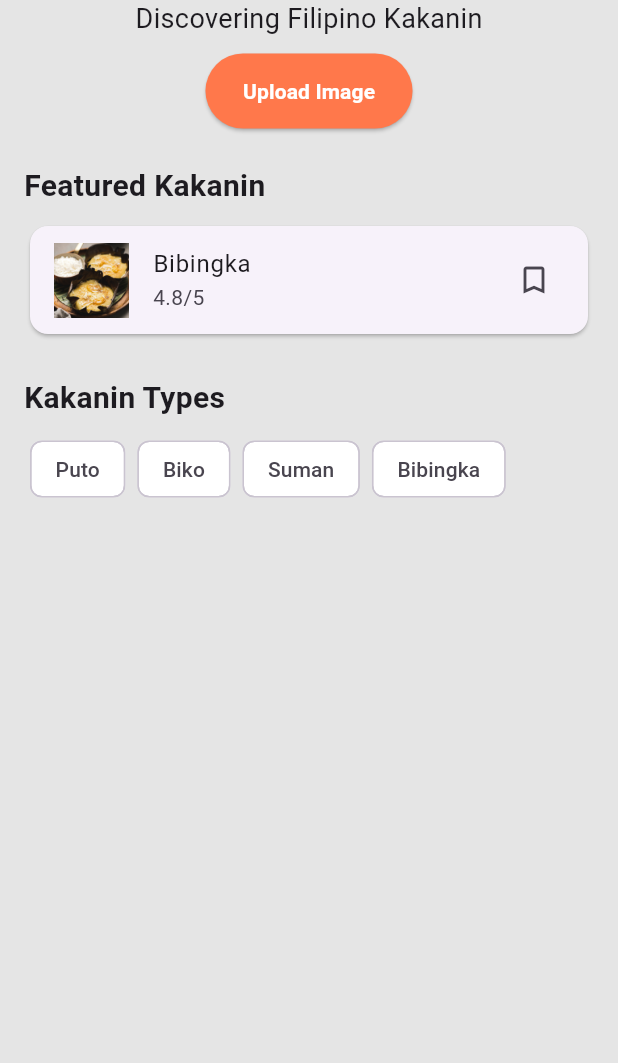
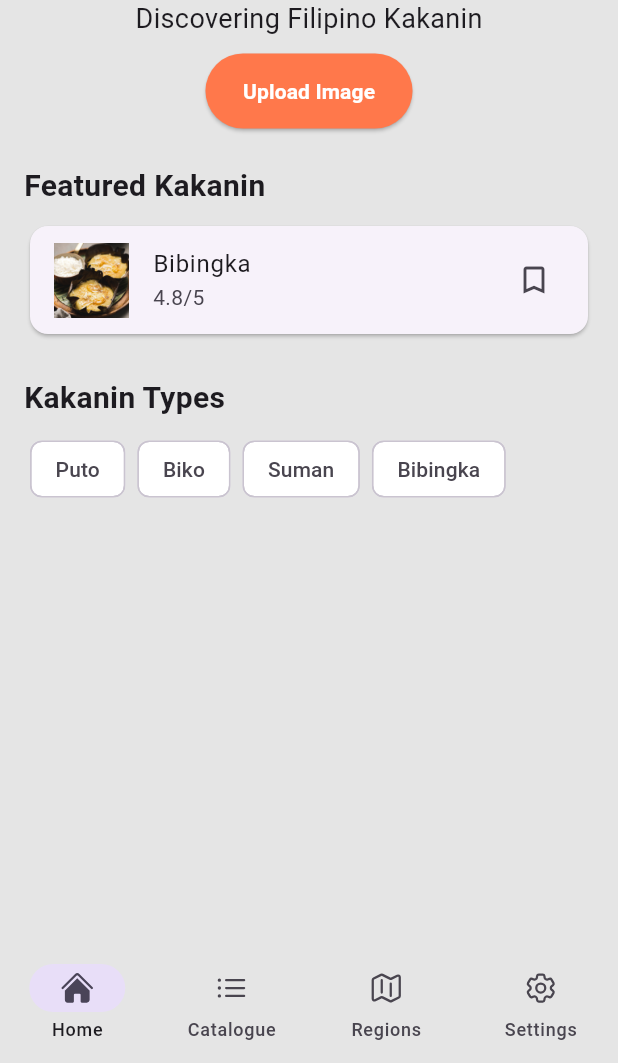
Before and after one commit to Tahmwellrups/KakaninAI, a Flutter app: the screen it shows after launch, on a phone screen of 412 x 824 dp, the part 173-1236 px from its top. Run offline on Flutter 3.47's test engine with Material 3 defaults, Android fonts, the phone set to English and light mode, and no system bars; our stand-ins replace heroicons_flutter, shared_preferences.

Commit message:
Update app title, add bottom navigation bar with icons, and include heroicons_flutter dependency

```diff
--- a/kakaninai/lib/main.dart
+++ b/kakaninai/lib/main.dart
@@ -21,7 +21,7 @@ class MyApp extends StatelessWidget {
         builder: (context, themeProvider, child) {
           return MaterialApp(
             debugShowCheckedModeBanner: false,
-            title: 'Kakaninai',
+            title: 'KakaninAI',
             theme: Styles.themeData(
               isDarkTheme: themeProvider.darkTheme, context: context),
             home: const RootScreen(),
--- a/kakaninai/lib/root_screen.dart
+++ b/kakaninai/lib/root_screen.dart
@@ -1,4 +1,5 @@
 import 'package:flutter/material.dart';
+import 'package:heroicons_flutter/heroicons_flutter.dart';
 import 'screens/home_screen.dart';
 import 'screens/catalogue_screen.dart';
 import 'screens/regions_screen.dart';
@@ -25,9 +26,7 @@ class _RootScreenState extends State<RootScreen> {
   @override
   void initState() {
     super.initState();
-    controller = PageController(
-      initialPage: currentScreen
-    );
+    controller = PageController(initialPage: currentScreen);
   }
 
   @override
@@ -35,10 +34,45 @@ class _RootScreenState extends State<RootScreen> {
     return Scaffold(
       body: PageView(
         controller: controller,
-        physics: const NeverScrollableScrollPhysics(),
+        onPageChanged: (index) {
+          setState(() {
+            currentScreen = index;
+          });
+        },
         children: screens,
       ),
-
+      bottomNavigationBar: NavigationBar(
+        selectedIndex: currentScreen,
+        backgroundColor: Theme.of(context).scaffoldBackgroundColor,
+        onDestinationSelected: (value) {
+          setState(() {
+            currentScreen = value;
+          });
+          controller.jumpToPage(currentScreen);
+        },
+        destinations: const [
+          NavigationDestination(
+            selectedIcon: Icon(HeroiconsSolid.home), // Selected icon
+            icon: Icon(HeroiconsOutline.home), // Default icon
+            label: 'Home',
+          ),
+          NavigationDestination(
+            selectedIcon: Icon(HeroiconsSolid.listBullet), // Selected icon
+            icon: Icon(HeroiconsOutline.listBullet), // Default icon
+            label: 'Catalogue',
+          ),
+          NavigationDestination(
+            selectedIcon: Icon(HeroiconsSolid.map), // Selected icon
+            icon: Icon(HeroiconsOutline.map), // Default icon
+            label: 'Regions',
+          ),
+          NavigationDestination(
+            selectedIcon: Icon(HeroiconsSolid.cog6Tooth), // Selected icon
+            icon: Icon(HeroiconsOutline.cog6Tooth), // Default icon
+            label: 'Settings',
+          ),
+        ],
+      ),
     );
   }
 }
--- a/kakaninai/pubspec.yaml
+++ b/kakaninai/pubspec.yaml
@@ -37,6 +37,7 @@ dependencies:
   cupertino_icons: ^1.0.8
   provider: ^6.1.2
   shared_preferences: ^2.3.3
+  heroicons_flutter: ^0.4.0
 
 
 dev_dependencies:
```
Also changed, not shown: kakaninai/pubspec.lock.
